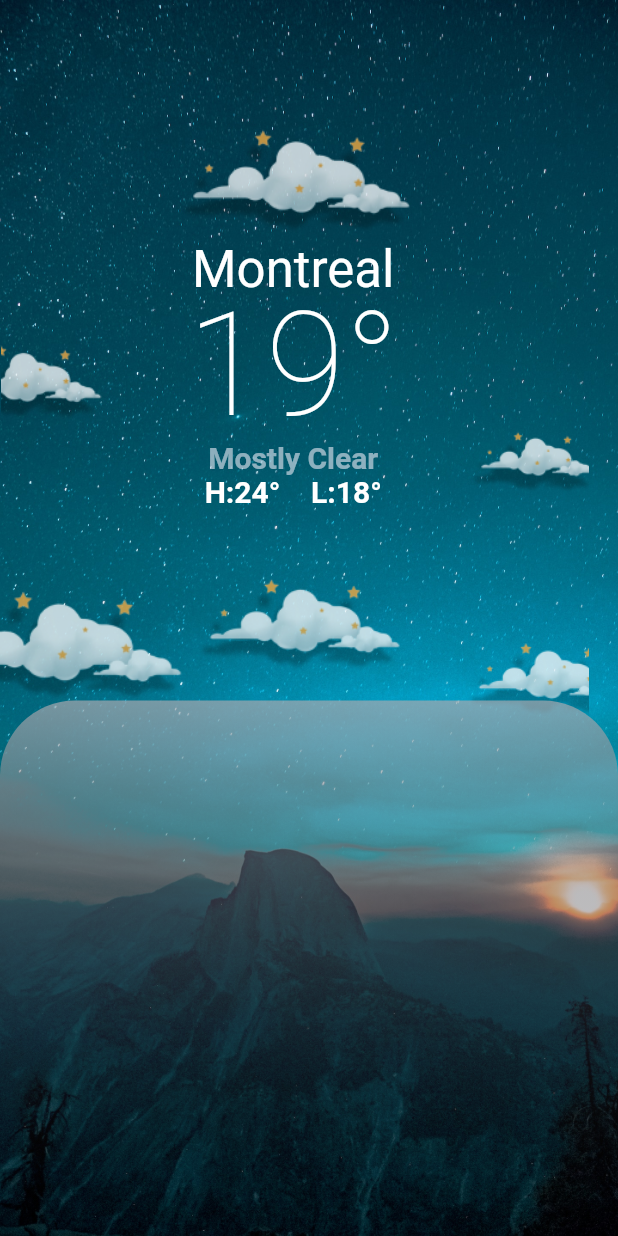
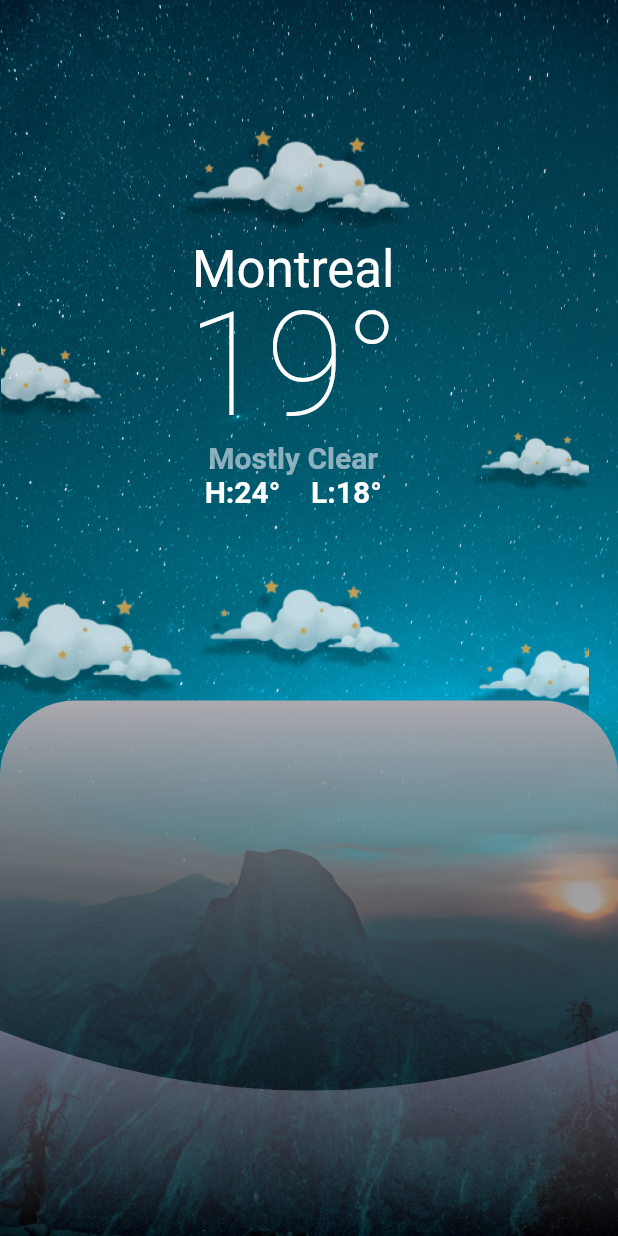
Before and after one commit to rahulmukh1ya/weather_ui, a Flutter app: the screen it shows after launch, on a phone screen of 412 x 824 dp. Run offline on Flutter 3.47's test engine with Material 2 defaults, Android fonts, the phone set to English and light mode, and no system bars.

Commit message:
Added Bezeir Curve for the bottom part

```diff
--- a/lib/main.dart
+++ b/lib/main.dart
@@ -198,14 +198,70 @@ class MyHomePage extends StatelessWidget {
                       begin: Alignment.topRight,
                       end: Alignment.bottomRight,
                       colors: [
-                          Color(0xB0ACAAB0),
+                        Color(0xFFACAAB0),
                         Color(0x00000000),
-                        ])),
+                      ],
                     ),
-            )
+                  ),
+                  child: ClipPath(
+                    clipper: CustomClipPath(),
+                    child: Container(
+                      decoration: const BoxDecoration(
+                        gradient: LinearGradient(
+                          begin: Alignment.topCenter,
+                          end: Alignment.bottomCenter,
+                          colors: [
+                            Color(0xFFB387F3),
+                            Color(0x00FFF1F1),
+                          ],
+                        ),
+                      ),
+                      child: const Row(
+                        mainAxisAlignment: MainAxisAlignment.spaceEvenly,
+                        children: <Widget>[
+                          Icon(Icons.menu),
+                          Icon(Icons.add),
+                          Icon(Icons.list),
+                        ],
+                      ),
+                    ),
+                  ),
+                )),
           ],
         ),
       ),
     );
   }
 }
+
+class CustomClipPath extends CustomClipper<Path> {
+  @override
+  Path getClip(Size size) {
+    double w = size.width;
+    double h = size.height;
+
+    final path = Path();
+    path.moveTo(0, 220);
+    path.lineTo(0, 220);
+    path.quadraticBezierTo(w * 0.5, 300, w, 220);
+    path.lineTo(w, 220);
+    path.lineTo(w, h);
+    path.lineTo(0, h);
+    path.lineTo(0, 220);
+
+    path.close();
+    // path.quadraticBezierTo(
+    //   w * 0.5,
+    //   h + 100,
+    //   w,
+    //   h,
+    // );
+    // path.moveTo(w, 281);
+    return path;
+  }
+
+  @override
+  bool shouldReclip(covariant CustomClipper<Path> oldClipper) {
+    return false;
+  }
+}
```
Lines whose indentation alone changed are shown as unchanged.
